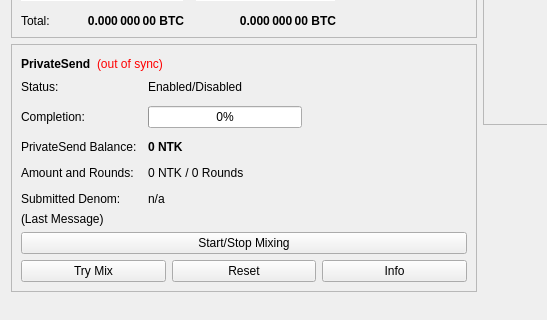
This is src/qt/forms/overviewpage.ui in nToken/ntoken-core as Qt 5 draws it before an edit; both pictures show x 0 to 547 and y 178 to 498 of the 960 by 585 pixel window. The edited form follows.
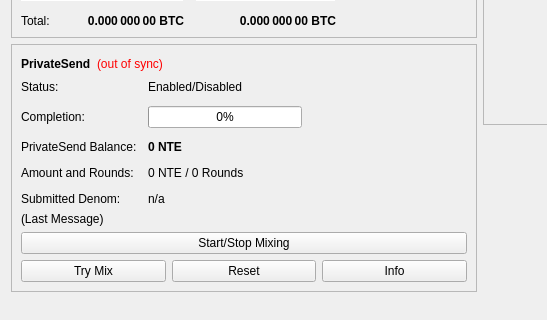
This is the edited form.

Diff of the .ui file:
```diff
--- a/src/qt/forms/overviewpage.ui
+++ b/src/qt/forms/overviewpage.ui
@@ -514,7 +514,7 @@
                </font>
               </property>
               <property name="text">
-               <string notr="true">0 NTK</string>
+               <string notr="true">0 NTE</string>
               </property>
              </widget>
             </item>
@@ -528,7 +528,7 @@
             <item row="3" column="1">
              <widget class="QLabel" name="labelAmountRounds">
               <property name="text">
-               <string>0 NTK / 0 Rounds</string>
+               <string>0 NTE / 0 Rounds</string>
               </property>
              </widget>
             </item>
```
